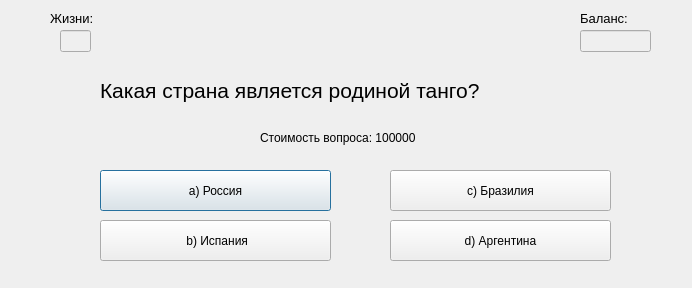
First picture: the form in ui_ui_files/question_window12_ui.ui, repository DelZeiT/How_to_become_a_millionaire, before the edit.
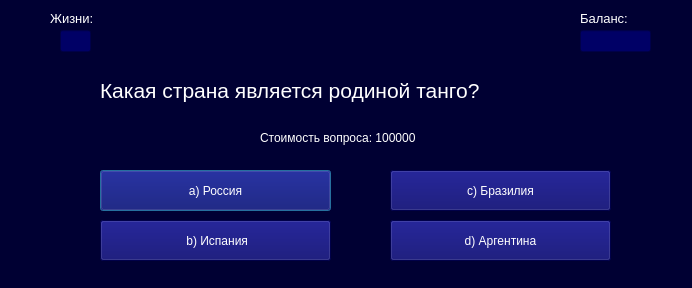
Second picture: the form after the edit.

Diff of the .ui file:
```diff
--- a/ui_ui_files/question_window12_ui.ui
+++ b/ui_ui_files/question_window12_ui.ui
@@ -25,6 +25,9 @@
   <property name="windowTitle">
    <string>Вопрос №12</string>
   </property>
+  <property name="styleSheet">
+   <string notr="true">background-color: #000033;</string>
+  </property>
   <widget class="QLabel" name="label_2">
    <property name="geometry">
     <rect>
@@ -39,6 +42,9 @@
      <pointsize>10</pointsize>
     </font>
    </property>
+   <property name="styleSheet">
+    <string notr="true">color: white</string>
+   </property>
    <property name="text">
     <string>Жизни:</string>
    </property>
@@ -55,6 +61,9 @@
      <height>22</height>
     </rect>
    </property>
+   <property name="styleSheet">
+    <string notr="true">background-color: #000066; color: white</string>
+   </property>
    <property name="text">
     <string/>
    </property>
@@ -73,6 +82,9 @@
      <pointsize>10</pointsize>
     </font>
    </property>
+   <property name="styleSheet">
+    <string notr="true">color: white</string>
+   </property>
    <property name="text">
     <string>Баланс:</string>
    </property>
@@ -89,6 +101,9 @@
      <height>22</height>
     </rect>
    </property>
+   <property name="styleSheet">
+    <string notr="true">background-color: #000066; color: white</string>
+   </property>
    <property name="text">
     <string/>
    </property>
@@ -107,6 +122,9 @@
      <pointsize>16</pointsize>
     </font>
    </property>
+   <property name="styleSheet">
+    <string notr="true">color: white</string>
+   </property>
    <property name="text">
     <string>Какая страна является родиной танго? </string>
    </property>
@@ -120,6 +138,9 @@
      <height>16</height>
     </rect>
    </property>
+   <property name="styleSheet">
+    <string notr="true">color: white</string>
+   </property>
    <property name="text">
     <string>Стоимость вопроса: 100000</string>
    </property>
@@ -133,6 +154,9 @@
      <height>41</height>
     </rect>
    </property>
+   <property name="styleSheet">
+    <string notr="true">background-color: #000066; color: white</string>
+   </property>
    <property name="text">
     <string>a) Россия</string>
    </property>
@@ -146,6 +170,9 @@
      <height>41</height>
     </rect>
    </property>
+   <property name="styleSheet">
+    <string notr="true">background-color: #000066; color: white</string>
+   </property>
    <property name="text">
     <string> b) Испания</string>
    </property>
@@ -159,6 +186,9 @@
      <height>41</height>
     </rect>
    </property>
+   <property name="styleSheet">
+    <string notr="true">background-color: #000066; color: white</string>
+   </property>
    <property name="text">
     <string>c) Бразилия</string>
    </property>
@@ -184,6 +214,9 @@
      <height>41</height>
     </size>
    </property>
+   <property name="styleSheet">
+    <string notr="true">background-color: #000066; color: white</string>
+   </property>
    <property name="text">
     <string>d) Аргентина</string>
    </property>
```
